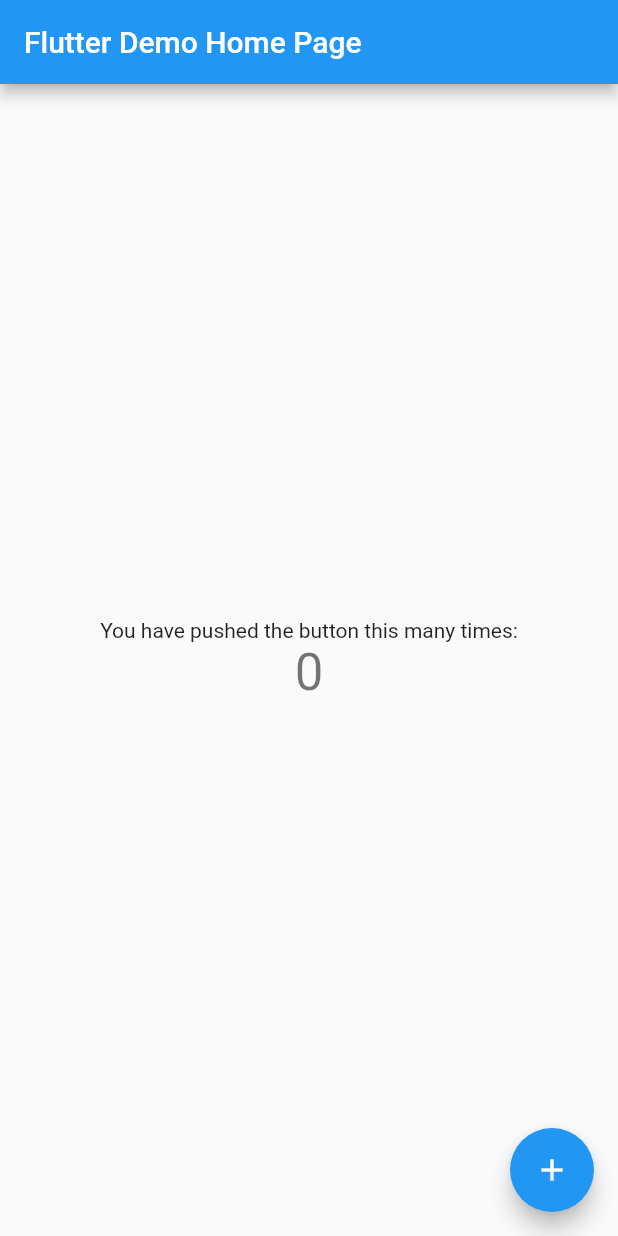
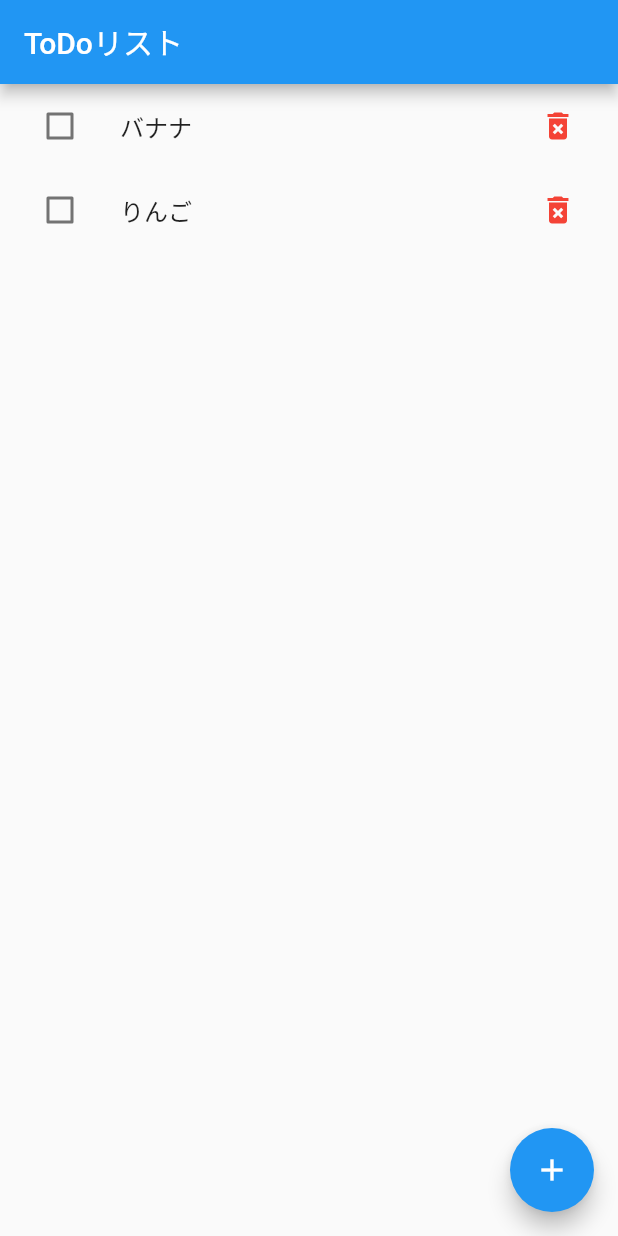
Before and after one commit to reiji012/utage_todo, a Flutter app: the screen it shows after launch, on a phone screen of 412 x 824 dp. Run offline on Flutter 3.47's test engine with Material 2 defaults, Android fonts, the phone set to English and light mode, and no system bars.

Commit message:
TODOアプリの作成

```diff
--- /dev/null
+++ b/lib/home_view.dart
@@ -0,0 +1,102 @@
+import 'package:flutter/material.dart';
+import 'package:utage_todo/todo_model.dart';
+
+class HomeView extends StatefulWidget {
+  const HomeView({Key? key}) : super(key: key);
+
+  @override
+  _HomeViewState createState() => _HomeViewState();
+}
+
+class _HomeViewState extends State<HomeView> {
+  List<TodoModel> list = [
+    TodoModel('バナナ'),
+    TodoModel('りんご'),
+  ];
+
+  /// todoを追加
+  void addTodo(String text) {
+    setState(() {
+      final newToto = TodoModel(text);
+      list.add(newToto);
+    });
+  }
+
+  /// todoを追加
+  void removeTodo(int index) {
+    setState(() {
+      list.removeAt(index);
+    });
+  }
+
+  @override
+  void initState() {
+    super.initState();
+  }
+
+  @override
+  Widget build(BuildContext context) {
+    return Scaffold(
+      appBar: AppBar(
+        title: const Text('ToDoリスト'),
+      ),
+      body: ListView.builder(
+        itemBuilder: (context, index) {
+          return ListTile(
+            leading: Checkbox(
+              value: list[index].isDone,
+              onChanged: (bool? value) {
+                setState(() {
+                  list[index].isDone = !list[index].isDone;
+                });
+              },
+            ),
+            title: Text(
+              list[index].title,
+            ),
+            trailing: IconButton(
+              onPressed: () {
+                removeTodo(index);
+              },
+              icon: const Icon(
+                Icons.delete_forever,
+                color: Colors.red,
+              ),
+            ),
+          );
+        },
+        itemCount: list.length,
+      ),
+      floatingActionButton: FloatingActionButton(
+        child: const Icon(Icons.add),
+        onPressed: () {
+          showDialog(
+            context: context,
+            builder: (context) {
+              var input = '';
+              return AlertDialog(
+                title: const Text('ToDo追加'),
+                content: TextField(
+                  onChanged: (text) {
+                    input = text;
+                  },
+                ),
+                actions: [
+                  TextButton(
+                    onPressed: () {
+                      if (input.isNotEmpty) {
+                        addTodo(input);
+                      }
+                      Navigator.of(context).pop();
+                    },
+                    child: Text('追加'),
+                  ),
+                ],
+              );
+            },
+          );
+        },
+      ),
+    );
+  }
+}
--- a/lib/main.dart
+++ b/lib/main.dart
@@ -1,115 +1,17 @@
 import 'package:flutter/material.dart';
+import 'package:utage_todo/home_view.dart';
 
 void main() {
-  runApp(const MyApp());
+  runApp(const App());
 }
 
-class MyApp extends StatelessWidget {
-  const MyApp({Key? key}) : super(key: key);
+class App extends StatelessWidget {
+  const App({Key? key}) : super(key: key);
 
-  // This widget is the root of your application.
   @override
   Widget build(BuildContext context) {
-    return MaterialApp(
-      title: 'Flutter Demo',
-      theme: ThemeData(
-        // This is the theme of your application.
-        //
-        // Try running your application with "flutter run". You'll see the
-        // application has a blue toolbar. Then, without quitting the app, try
-        // changing the primarySwatch below to Colors.green and then invoke
-        // "hot reload" (press "r" in the console where you ran "flutter run",
-        // or simply save your changes to "hot reload" in a Flutter IDE).
-        // Notice that the counter didn't reset back to zero; the application
-        // is not restarted.
-        primarySwatch: Colors.blue,
-      ),
-      home: const MyHomePage(title: 'Flutter Demo Home Page'),
+    return const MaterialApp(
+      home: HomeView(),
     );
   }
 }
-
-class MyHomePage extends StatefulWidget {
-  const MyHomePage({Key? key, required this.title}) : super(key: key);
-
-  // This widget is the home page of your application. It is stateful, meaning
-  // that it has a State object (defined below) that contains fields that affect
-  // how it looks.
-
-  // This class is the configuration for the state. It holds the values (in this
-  // case the title) provided by the parent (in this case the App widget) and
-  // used by the build method of the State. Fields in a Widget subclass are
-  // always marked "final".
-
-  final String title;
-
-  @override
-  State<MyHomePage> createState() => _MyHomePageState();
-}
-
-class _MyHomePageState extends State<MyHomePage> {
-  int _counter = 0;
-
-  void _incrementCounter() {
-    setState(() {
-      // This call to setState tells the Flutter framework that something has
-      // changed in this State, which causes it to rerun the build method below
-      // so that the display can reflect the updated values. If we changed
-      // _counter without calling setState(), then the build method would not be
-      // called again, and so nothing would appear to happen.
-      _counter++;
-    });
-  }
-
-  @override
-  Widget build(BuildContext context) {
-    // This method is rerun every time setState is called, for instance as done
-    // by the _incrementCounter method above.
-    //
-    // The Flutter framework has been optimized to make rerunning build methods
-    // fast, so that you can just rebuild anything that needs updating rather
-    // than having to individually change instances of widgets.
-    return Scaffold(
-      appBar: AppBar(
-        // Here we take the value from the MyHomePage object that was created by
-        // the App.build method, and use it to set our appbar title.
-        title: Text(widget.title),
-      ),
-      body: Center(
-        // Center is a layout widget. It takes a single child and positions it
-        // in the middle of the parent.
-        child: Column(
-          // Column is also a layout widget. It takes a list of children and
-          // arranges them vertically. By default, it sizes itself to fit its
-          // children horizontally, and tries to be as tall as its parent.
-          //
-          // Invoke "debug painting" (press "p" in the console, choose the
-          // "Toggle Debug Paint" action from the Flutter Inspector in Android
-          // Studio, or the "Toggle Debug Paint" command in Visual Studio Code)
-          // to see the wireframe for each widget.
-          //
-          // Column has various properties to control how it sizes itself and
-          // how it positions its children. Here we use mainAxisAlignment to
-          // center the children vertically; the main axis here is the vertical
-          // axis because Columns are vertical (the cross axis would be
-          // horizontal).
-          mainAxisAlignment: MainAxisAlignment.center,
-          children: <Widget>[
-            const Text(
-              'You have pushed the button this many times:',
-            ),
-            Text(
-              '$_counter',
-              style: Theme.of(context).textTheme.headline4,
-            ),
-          ],
-        ),
-      ),
-      floatingActionButton: FloatingActionButton(
-        onPressed: _incrementCounter,
-        tooltip: 'Increment',
-        child: const Icon(Icons.add),
-      ), // This trailing comma makes auto-formatting nicer for build methods.
-    );
-  }
-}
--- /dev/null
+++ b/lib/todo_model.dart
@@ -0,0 +1,6 @@
+class TodoModel {
+  TodoModel(this.title);
+
+  final String title;
+  bool isDone = false;
+}
```
